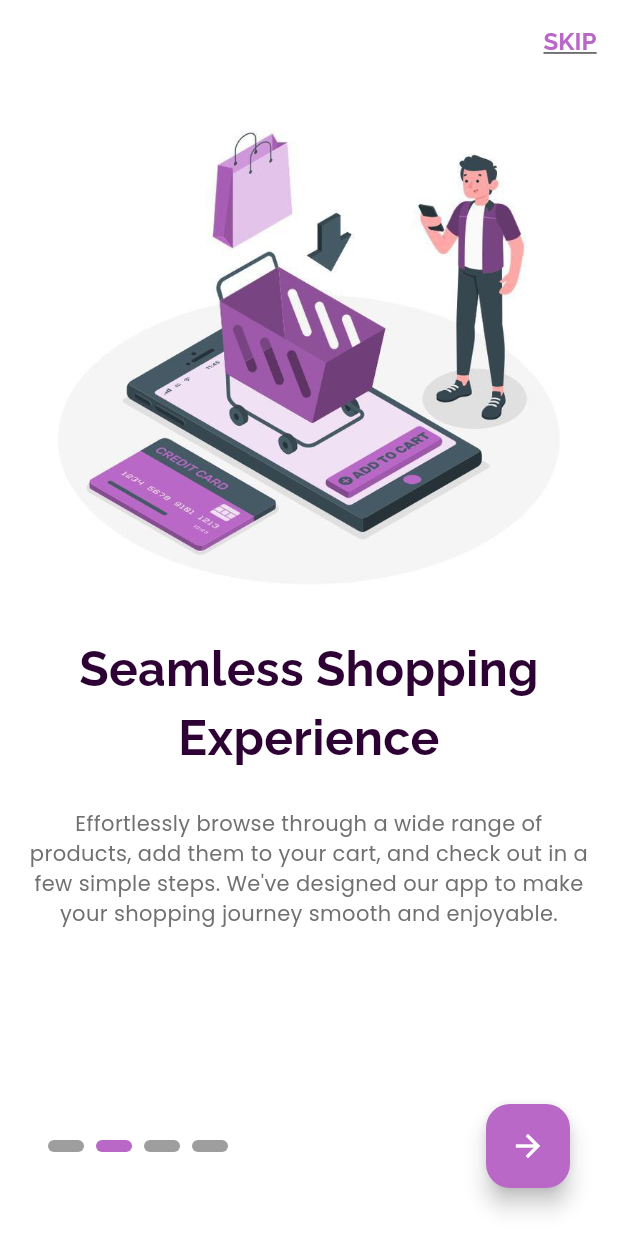
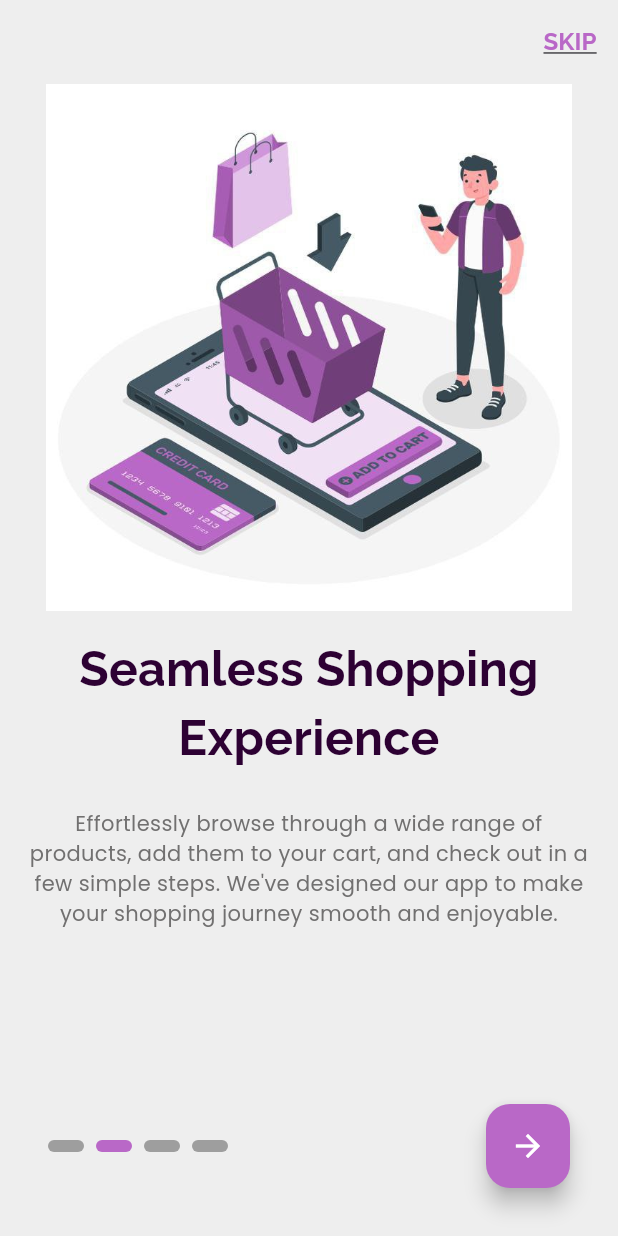
Before and after one commit to Rwan00/swift_buy, a Flutter app: the screen it shows after launch, swiped to page 2, on a phone screen of 412 x 824 dp. Run offline on Flutter 3.47's test engine with Material 3 defaults, Android fonts, the phone set to English and light mode, and no system bars; drawn by our look-alikes of smooth_page_indicator; our stand-ins replace conditional_builder_null_safety, dio, easy_splash_screen, flutter_bloc, google_fonts and 2 more; missing offline and left inert: dart:ffi; accounts and stored records are empty.

```diff
--- a/lib/main.dart
+++ b/lib/main.dart
@@ -2,8 +2,9 @@ import 'package:flutter/material.dart';
 import 'package:flutter_bloc/flutter_bloc.dart';
 import 'package:swift_buy_/cubits/sign_cubit/sign_cubit.dart';
 import 'package:swift_buy_/cubits/sign_cubit/sign_state.dart';
-import 'package:swift_buy_/helper/cashe_helper.dart';
+import 'package:swift_buy_/helper/cache_helper.dart';
 import 'package:swift_buy_/models/onboarding_model.dart';
+import 'package:swift_buy_/screens/home_screen.dart';
 import 'package:swift_buy_/screens/on_boarding.dart';
 import 'package:swift_buy_/screens/sign_screen.dart';
 import 'cubits/bloc_observer.dart';
@@ -17,19 +18,27 @@ void main() async{
   DioHelper.init();
   await CacheHelper.init();
   bool onBoarding = CacheHelper.getData(key: "onBoarding")??false;
-  print(onBoarding);
-  runApp(MyApp(onBoarding: onBoarding,));
+  String? token = CacheHelper.getData(key: "token");
+  Widget widget;
+
+  if(onBoarding){
+    widget = token != null ? const HomeScreen() :  const SignScreen();
+    }
+  else{
+    widget = const OnBoardingScreen();
+  }
+  runApp(MyApp(startWidget: widget,));
 }
 
 class MyApp extends StatelessWidget {
-final bool? onBoarding;
-  const MyApp({this.onBoarding, super.key});
+final Widget? startWidget;
+  const MyApp({this.startWidget, super.key});
   @override
   Widget build(BuildContext context) {
     return MaterialApp(
       debugShowCheckedModeBanner: false,
       theme: BodyTheme.light,
-      home: splashScreen(onBoarding!?const SignScreen(): const OnBoardingScreen()),
+      home: splashScreen(startWidget),
     );
   }
 }
--- a/lib/theme/body_theme.dart
+++ b/lib/theme/body_theme.dart
@@ -1,5 +1,5 @@
 import 'package:flutter/material.dart';
-import 'package:flutter/services.dart';
+
 
 import 'fonts.dart';
 
@@ -8,15 +8,11 @@ Color lightPurple = const Color.fromRGBO(177, 155, 217,1);
 Color primaryDeepPurple = const Color.fromARGB(255, 45, 1, 51);
 class BodyTheme {
   static final light = ThemeData(
-    scaffoldBackgroundColor: Colors.white,
+    scaffoldBackgroundColor: Colors.grey[200],
     appBarTheme: AppBarTheme(
         titleSpacing: 20,
-        systemOverlayStyle: const SystemUiOverlayStyle(
-          statusBarColor: Colors.white,
-          statusBarIconBrightness: Brightness.dark,
-        ),
         centerTitle: true,
-        backgroundColor: Colors.white,
+        backgroundColor: Colors.grey[200],
         elevation: 0,
         titleTextStyle: heading,
         iconTheme: const IconThemeData(color: Colors.black)),
@@ -30,10 +26,6 @@ class BodyTheme {
     scaffoldBackgroundColor: Colors.black,
     appBarTheme: AppBarTheme(
         titleSpacing: 20,
-        systemOverlayStyle: const SystemUiOverlayStyle(
-          statusBarColor: Colors.black,
-          statusBarIconBrightness: Brightness.light,
-        ),
         centerTitle: true,
         backgroundColor: Colors.black,
         elevation: 0,
```
Also changed, not shown: lib/methods/methods.dart (+5 -2 lines), lib/screens/home_screen.dart (added, +42 -0 lines), lib/screens/on_boarding.dart (+5 -5 lines), lib/widgets/login_widget.dart (+17 -4 lines), lib/helper/cache_helper.dart (renamed from lib/helper/cashe_helper.dart).
